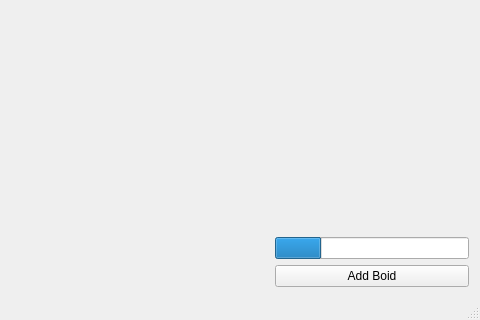
This is mainwindow.ui in shreshthtuli/FlockSim as Qt 5 draws it before an edit; both pictures show x 320 to 800 and y 280 to 600 of the 800 by 600 pixel window. The edited form follows.
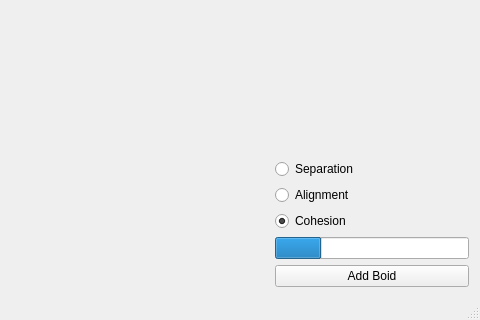
This is the edited form. Custom widgets are drawn as their Qt base class.

Diff of the .ui file:
```diff
--- a/mainwindow.ui
+++ b/mainwindow.ui
@@ -258,6 +258,36 @@
         </property>
        </spacer>
       </item>
+      <item>
+       <widget class="QRadioButton" name="sep">
+        <property name="text">
+         <string>Separation</string>
+        </property>
+        <property name="checked">
+         <bool>false</bool>
+        </property>
+       </widget>
+      </item>
+      <item>
+       <widget class="QRadioButton" name="align">
+        <property name="text">
+         <string>Alignment</string>
+        </property>
+        <property name="checked">
+         <bool>false</bool>
+        </property>
+       </widget>
+      </item>
+      <item>
+       <widget class="QRadioButton" name="coh">
+        <property name="text">
+         <string>Cohesion</string>
+        </property>
+        <property name="checked">
+         <bool>true</bool>
+        </property>
+       </widget>
+      </item>
       <item>
        <widget class="QProgressBar" name="progressBar">
         <property name="value">
```
